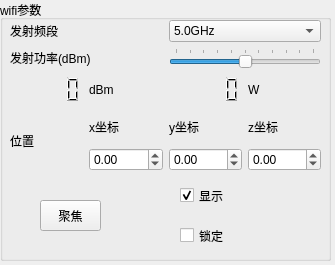
This is UI/ui_wifi.ui in Antonovvv/Y-Fi as Qt 5 draws it before an edit. The edited form follows.
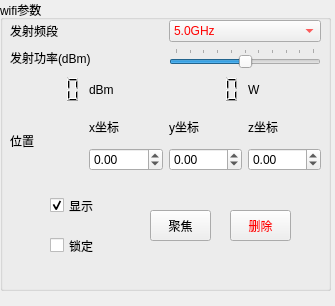
This is the edited form.

Commit message: 优化信号源集合数据结构，实现删除功能;方向键控制信号源位置的signal改为由父窗口响应

```diff
--- a/UI/ui_wifi.ui
+++ b/UI/ui_wifi.ui
@@ -7,9 +7,100 @@
     <x>0</x>
     <y>0</y>
     <width>335</width>
-    <height>265</height>
+    <height>306</height>
    </rect>
   </property>
+  <property name="palette">
+   <palette>
+    <active>
+     <colorrole role="Text">
+      <brush brushstyle="SolidPattern">
+       <color alpha="255">
+        <red>0</red>
+        <green>0</green>
+        <blue>0</blue>
+       </color>
+      </brush>
+     </colorrole>
+     <colorrole role="ButtonText">
+      <brush brushstyle="SolidPattern">
+       <color alpha="255">
+        <red>255</red>
+        <green>0</green>
+        <blue>0</blue>
+       </color>
+      </brush>
+     </colorrole>
+     <colorrole role="PlaceholderText">
+      <brush brushstyle="SolidPattern">
+       <color alpha="128">
+        <red>0</red>
+        <green>0</green>
+        <blue>0</blue>
+       </color>
+      </brush>
+     </colorrole>
+    </active>
+    <inactive>
+     <colorrole role="Text">
+      <brush brushstyle="SolidPattern">
+       <color alpha="255">
+        <red>0</red>
+        <green>0</green>
+        <blue>0</blue>
+       </color>
+      </brush>
+     </colorrole>
+     <colorrole role="ButtonText">
+      <brush brushstyle="SolidPattern">
+       <color alpha="255">
+        <red>255</red>
+        <green>0</green>
+        <blue>0</blue>
+       </color>
+      </brush>
+     </colorrole>
+     <colorrole role="PlaceholderText">
+      <brush brushstyle="SolidPattern">
+       <color alpha="128">
+        <red>0</red>
+        <green>0</green>
+        <blue>0</blue>
+       </color>
+      </brush>
+     </colorrole>
+    </inactive>
+    <disabled>
+     <colorrole role="Text">
+      <brush brushstyle="SolidPattern">
+       <color alpha="255">
+        <red>120</red>
+        <green>120</green>
+        <blue>120</blue>
+       </color>
+      </brush>
+     </colorrole>
+     <colorrole role="ButtonText">
+      <brush brushstyle="SolidPattern">
+       <color alpha="255">
+        <red>120</red>
+        <green>120</green>
+        <blue>120</blue>
+       </color>
+      </brush>
+     </colorrole>
+     <colorrole role="PlaceholderText">
+      <brush brushstyle="SolidPattern">
+       <color alpha="128">
+        <red>0</red>
+        <green>0</green>
+        <blue>0</blue>
+       </color>
+      </brush>
+     </colorrole>
+    </disabled>
+   </palette>
+  </property>
   <property name="windowTitle">
    <string>Form</string>
   </property>
@@ -19,7 +110,7 @@
      <x>0</x>
      <y>0</y>
      <width>331</width>
-     <height>261</height>
+     <height>291</height>
     </rect>
    </property>
    <property name="title">
@@ -35,6 +126,13 @@
      </rect>
     </property>
     <layout class="QGridLayout" name="gridLayout_3">
+     <item row="3" column="2">
+      <widget class="QLabel" name="label_5">
+       <property name="text">
+        <string>y坐标</string>
+       </property>
+      </widget>
+     </item>
      <item row="4" column="3">
       <widget class="QDoubleSpinBox" name="spin_z">
        <property name="minimum">
@@ -45,6 +143,23 @@
        </property>
       </widget>
      </item>
+     <item row="3" column="0" rowspan="2">
+      <widget class="QLabel" name="label_3">
+       <property name="text">
+        <string>位置</string>
+       </property>
+      </widget>
+     </item>
+     <item row="4" column="1">
+      <widget class="QDoubleSpinBox" name="spin_x">
+       <property name="minimum">
+        <double>-99.989999999999995</double>
+       </property>
+       <property name="singleStep">
+        <double>0.100000000000000</double>
+       </property>
+      </widget>
+     </item>
      <item row="1" column="2" colspan="2">
       <widget class="QSlider" name="power_slider">
        <property name="minimum">
@@ -67,23 +182,6 @@
        </property>
       </widget>
      </item>
-     <item row="3" column="2">
-      <widget class="QLabel" name="label_5">
-       <property name="text">
-        <string>y坐标</string>
-       </property>
-      </widget>
-     </item>
-     <item row="4" column="1">
-      <widget class="QDoubleSpinBox" name="spin_x">
-       <property name="minimum">
-        <double>-99.989999999999995</double>
-       </property>
-       <property name="singleStep">
-        <double>0.100000000000000</double>
-       </property>
-      </widget>
-     </item>
      <item row="1" column="0" colspan="2">
       <widget class="QLabel" name="power_label">
        <property name="text">
@@ -91,10 +189,13 @@
        </property>
       </widget>
      </item>
-     <item row="3" column="3">
-      <widget class="QLabel" name="label_6">
-       <property name="text">
-        <string>z坐标</string>
+     <item row="4" column="2">
+      <widget class="QDoubleSpinBox" name="spin_y">
+       <property name="minimum">
+        <double>-99.989999999999995</double>
+       </property>
+       <property name="singleStep">
+        <double>0.100000000000000</double>
        </property>
       </widget>
      </item>
@@ -105,16 +206,6 @@
        </property>
       </widget>
      </item>
-     <item row="4" column="2">
-      <widget class="QDoubleSpinBox" name="spin_y">
-       <property name="minimum">
-        <double>-99.989999999999995</double>
-       </property>
-       <property name="singleStep">
-        <double>0.100000000000000</double>
-       </property>
-      </widget>
-     </item>
      <item row="0" column="0" colspan="2">
       <widget class="QLabel" name="label">
        <property name="text">
@@ -122,27 +213,6 @@
        </property>
       </widget>
      </item>
-     <item row="0" column="2" colspan="2">
-      <widget class="QComboBox" name="freq_selector">
-       <item>
-        <property name="text">
-         <string>5.0GHz</string>
-        </property>
-       </item>
-       <item>
-        <property name="text">
-         <string>2.4GHz</string>
-        </property>
-       </item>
-      </widget>
-     </item>
-     <item row="3" column="0" rowspan="2">
-      <widget class="QLabel" name="label_3">
-       <property name="text">
-        <string>位置</string>
-       </property>
-      </widget>
-     </item>
      <item row="2" column="0">
       <widget class="QLCDNumber" name="power_dbm">
        <property name="frameShape">
@@ -159,13 +229,6 @@
        </property>
       </widget>
      </item>
-     <item row="2" column="1">
-      <widget class="QLabel" name="label_2">
-       <property name="text">
-        <string>dBm</string>
-       </property>
-      </widget>
-     </item>
      <item row="2" column="2">
       <widget class="QLCDNumber" name="power_w">
        <property name="frameShape">
@@ -173,6 +236,20 @@
        </property>
       </widget>
      </item>
+     <item row="0" column="2" colspan="2">
+      <widget class="QComboBox" name="freq_selector">
+       <item>
+        <property name="text">
+         <string>5.0GHz</string>
+        </property>
+       </item>
+       <item>
+        <property name="text">
+         <string>2.4GHz</string>
+        </property>
+       </item>
+      </widget>
+     </item>
      <item row="2" column="3">
       <widget class="QLabel" name="label_7">
        <property name="text">
@@ -180,13 +257,27 @@
        </property>
       </widget>
      </item>
+     <item row="3" column="3">
+      <widget class="QLabel" name="label_6">
+       <property name="text">
+        <string>z坐标</string>
+       </property>
+      </widget>
+     </item>
+     <item row="2" column="1">
+      <widget class="QLabel" name="label_2">
+       <property name="text">
+        <string>dBm</string>
+       </property>
+      </widget>
+     </item>
     </layout>
    </widget>
    <widget class="QCheckBox" name="show_check">
     <property name="geometry">
      <rect>
-      <x>180</x>
-      <y>180</y>
+      <x>50</x>
+      <y>190</y>
       <width>81</width>
       <height>31</height>
      </rect>
@@ -201,8 +292,8 @@
    <widget class="QCheckBox" name="lock_check">
     <property name="geometry">
      <rect>
-      <x>180</x>
-      <y>220</y>
+      <x>50</x>
+      <y>230</y>
       <width>81</width>
       <height>31</height>
      </rect>
@@ -214,16 +305,74 @@
    <widget class="QPushButton" name="focus_button">
     <property name="geometry">
      <rect>
-      <x>40</x>
-      <y>200</y>
+      <x>150</x>
+      <y>210</y>
       <width>61</width>
       <height>31</height>
      </rect>
     </property>
+    <property name="palette">
+     <palette>
+      <active>
+       <colorrole role="ButtonText">
+        <brush brushstyle="SolidPattern">
+         <color alpha="255">
+          <red>0</red>
+          <green>0</green>
+          <blue>0</blue>
+         </color>
+        </brush>
+       </colorrole>
+      </active>
+      <inactive>
+       <colorrole role="ButtonText">
+        <brush brushstyle="SolidPattern">
+         <color alpha="255">
+          <red>0</red>
+          <green>0</green>
+          <blue>0</blue>
+         </color>
+        </brush>
+       </colorrole>
+      </inactive>
+      <disabled>
+       <colorrole role="ButtonText">
+        <brush brushstyle="SolidPattern">
+         <color alpha="255">
+          <red>120</red>
+          <green>120</green>
+          <blue>120</blue>
+         </color>
+        </brush>
+       </colorrole>
+      </disabled>
+     </palette>
+    </property>
     <property name="text">
      <string>聚焦</string>
     </property>
    </widget>
+   <widget class="QPushButton" name="delete_button">
+    <property name="geometry">
+     <rect>
+      <x>230</x>
+      <y>210</y>
+      <width>61</width>
+      <height>31</height>
+     </rect>
+    </property>
+    <property name="font">
+     <font>
+      <strikeout>false</strikeout>
+     </font>
+    </property>
+    <property name="cursor">
+     <cursorShape>ArrowCursor</cursorShape>
+    </property>
+    <property name="text">
+     <string>删除</string>
+    </property>
+   </widget>
   </widget>
  </widget>
  <resources/>
```
The commit also changes 4 other files.
